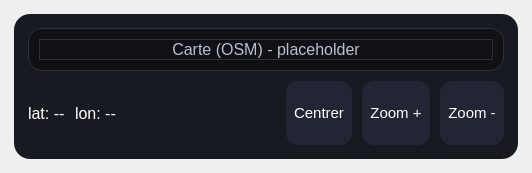
Before: the Qt Designer form navigationpage.ui in Eliasgnd/InterfaceGPS, drawn with Qt 5.
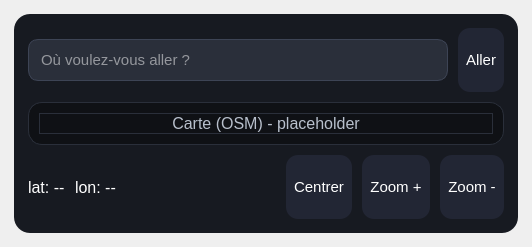
After: the same form once the commit is applied.

Diff of the .ui file:
```diff
--- a/navigationpage.ui
+++ b/navigationpage.ui
@@ -14,6 +14,8 @@
       <string notr="true">
 QFrame{background:#171a21;border-radius:16px;}
 QLabel{color:white;}
+/* Style pour la barre de recherche */
+QLineEdit{height:40px; border-radius:10px; background:#2a2f3a; color:white; padding: 0 10px; font-size:15px; border:1px solid #3d4455;}
 QPushButton{height:48px;border-radius:12px;color:white;background:#222634;font-size:15px;padding:8px;}
 QPushButton:pressed{background:#2d3245;}
       </string>
@@ -25,6 +27,27 @@
       <property name="bottomMargin"><number>14</number></property>
       <property name="spacing"><number>10</number></property>
 
+      <item>
+       <layout class="QHBoxLayout" name="rowSearch">
+        <property name="spacing"><number>10</number></property>
+        <item>
+         <widget class="QLineEdit" name="editSearch">
+          <property name="placeholderText">
+           <string>Où voulez-vous aller ?</string>
+          </property>
+         </widget>
+        </item>
+        <item>
+         <widget class="QPushButton" name="btnSearch">
+          <property name="text">
+           <string>Aller</string>
+          </property>
+          <property name="minimumWidth"><number>100</number></property>
+         </widget>
+        </item>
+       </layout>
+      </item>
+
       <item>
        <widget class="QFrame" name="mapPlaceholder">
         <property name="minimumHeight"><number>240</number></property>
```
